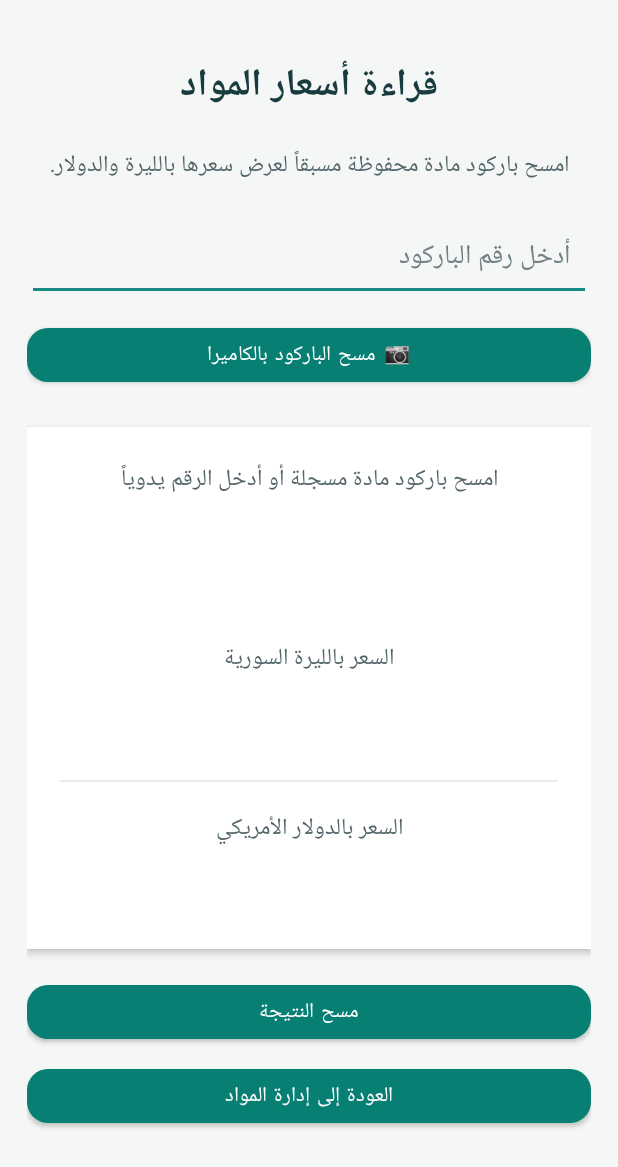
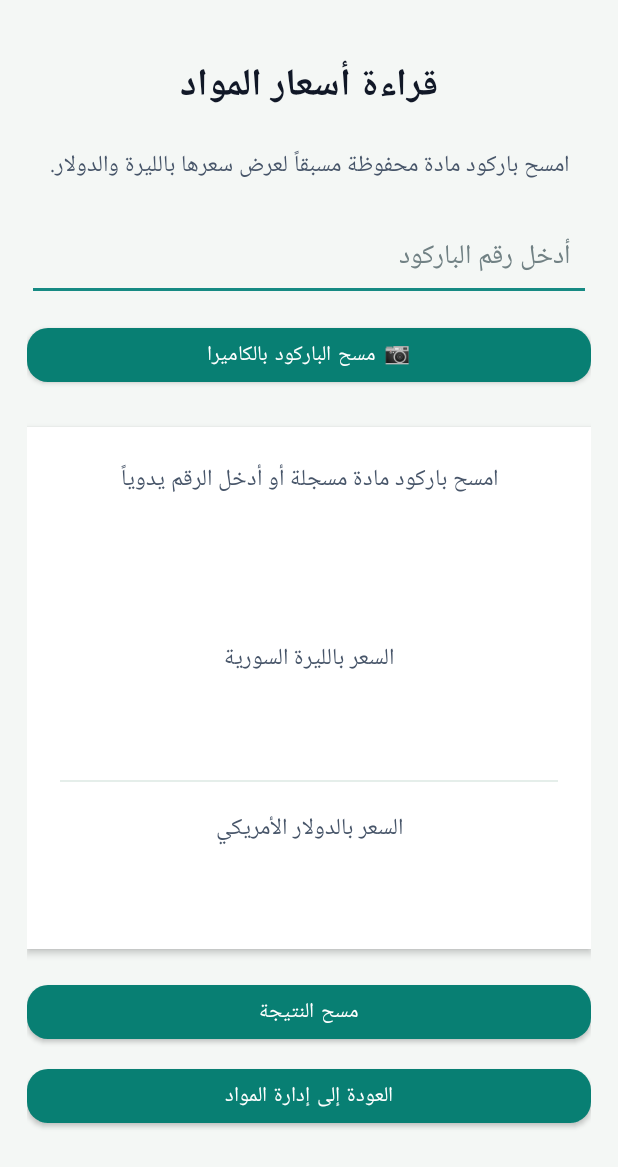
Before and after one commit to khaldonshhab/Kh, an Android app: the PriceLookupActivity screen opened directly, with no data from a screen before it, on a phone screen of 412 x 824 dp. Shown: the top 1167 px of the screen. Run offline under Robolectric (Android 15) with nearby library versions, the phone set to English and light mode, and no system bars.

Commit message:
Improve price lookup typography and contrast

```diff
--- a/MiniMarketNative/app/src/main/res/layout/activity_price_lookup.xml
+++ b/MiniMarketNative/app/src/main/res/layout/activity_price_lookup.xml
@@ -4,11 +4,11 @@
     <LinearLayout android:layout_width="match_parent" android:layout_height="wrap_content"
         android:orientation="vertical" android:padding="18dp">
         <TextView android:layout_width="match_parent" android:layout_height="wrap_content"
-            android:text="قراءة أسعار المواد" android:textColor="#173B3F" android:textSize="25sp"
+            android:text="قراءة أسعار المواد" android:textColor="#111827" android:textSize="25sp"
             android:textStyle="bold" android:gravity="center" android:padding="18dp" />
         <TextView android:layout_width="match_parent" android:layout_height="wrap_content"
             android:text="امسح باركود مادة محفوظة مسبقاً لعرض سعرها بالليرة والدولار."
-            android:textColor="#52666A" android:textSize="15sp" android:gravity="center" android:paddingBottom="18dp" />
+            android:textColor="#475569" android:textSize="15sp" android:gravity="center" android:paddingBottom="18dp" />
         <EditText android:id="@+id/lookupBarcodeInput" android:layout_width="match_parent"
             android:layout_height="wrap_content" android:hint="أدخل رقم الباركود" android:textColor="#000000"
             android:textColorHint="#718184" android:inputType="text" android:singleLine="true"
@@ -20,15 +20,15 @@
             android:elevation="3dp" android:padding="22dp" android:layout_marginTop="24dp">
             <TextView android:id="@+id/lookupMessage" android:layout_width="match_parent"
                 android:layout_height="wrap_content" android:text="امسح باركود مادة مسجلة أو أدخل الرقم يدوياً"
-                android:textColor="#52666A" android:textSize="15sp" android:gravity="center" android:paddingBottom="12dp" />
+                android:textColor="#475569" android:textSize="15sp" android:gravity="center" android:paddingBottom="12dp" />
             <TextView android:id="@+id/lookupItemName" android:layout_width="match_parent"
-                android:layout_height="wrap_content" android:textColor="#173B3F" android:textSize="23sp"
+                android:layout_height="wrap_content" android:textColor="#111827" android:textSize="23sp"
                 android:textStyle="bold" android:gravity="center" />
             <TextView android:id="@+id/lookupItemBarcode" android:layout_width="match_parent"
-                android:layout_height="wrap_content" android:textColor="#52666A" android:textSize="14sp"
+                android:layout_height="wrap_content" android:textColor="#475569" android:textSize="14sp"
                 android:gravity="center" android:paddingTop="8dp" />
             <TextView android:layout_width="match_parent" android:layout_height="wrap_content"
-                android:text="السعر بالليرة السورية" android:textColor="#52666A" android:textSize="15sp"
+                android:text="السعر بالليرة السورية" android:textColor="#475569" android:textSize="15sp"
                 android:gravity="center" android:paddingTop="22dp" />
             <TextView android:id="@+id/lookupItemPrice" android:layout_width="match_parent"
                 android:layout_height="wrap_content" android:textColor="#087F73" android:textSize="34sp"
@@ -36,7 +36,7 @@
             <View android:layout_width="match_parent" android:layout_height="1dp"
                 android:background="#E5EEEA" android:layout_marginTop="18dp" />
             <TextView android:layout_width="match_parent" android:layout_height="wrap_content"
-                android:text="السعر بالدولار الأمريكي" android:textColor="#52666A" android:textSize="15sp"
+                android:text="السعر بالدولار الأمريكي" android:textColor="#475569" android:textSize="15sp"
                 android:gravity="center" android:paddingTop="18dp" />
             <TextView android:id="@+id/lookupItemUsdPrice" android:layout_width="match_parent"
                 android:layout_height="wrap_content" android:textColor="#D17B35" android:textSize="30sp"
```
